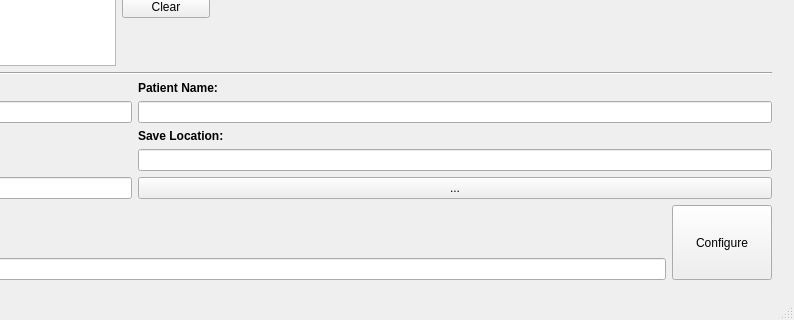
Qt form Comparisoft/QT/Comparisoft/mainwindow.ui (zifangah/Capstone3DModelling) before a commit; both pictures show x 524 to 1318 and y 354 to 674 of the 1318 by 674 pixel window.
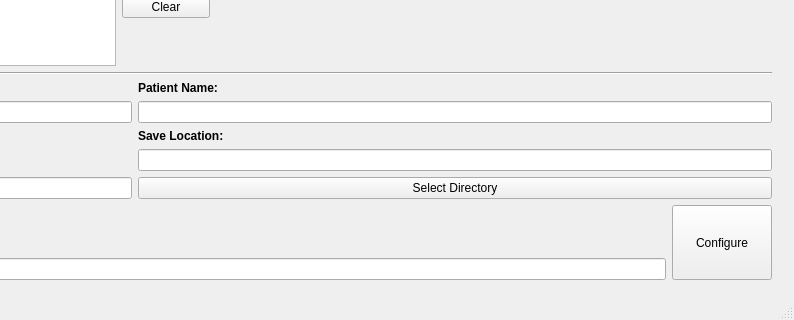
The same form after that commit.

Commit message:
Implement functional comparison report saving
Changes include: Select directory button renamed, pop-up dialog box to ask user if they wish to create a new default directory, create directory if chosen (and does not yet exist), report saves to specified location. Not yet tested on a Windows environment.

Patch:
```diff
--- a/Comparisoft/QT/Comparisoft/mainwindow.ui
+++ b/Comparisoft/QT/Comparisoft/mainwindow.ui
@@ -293,7 +293,7 @@
                    </size>
                   </property>
                   <property name="text">
-                   <string>...</string>
+                   <string>Select Directory</string>
                   </property>
                  </widget>
                 </item>
```
Left out of the diff: 2 changed lines with no effect on the pictures. The commit also changes 1 other file.
